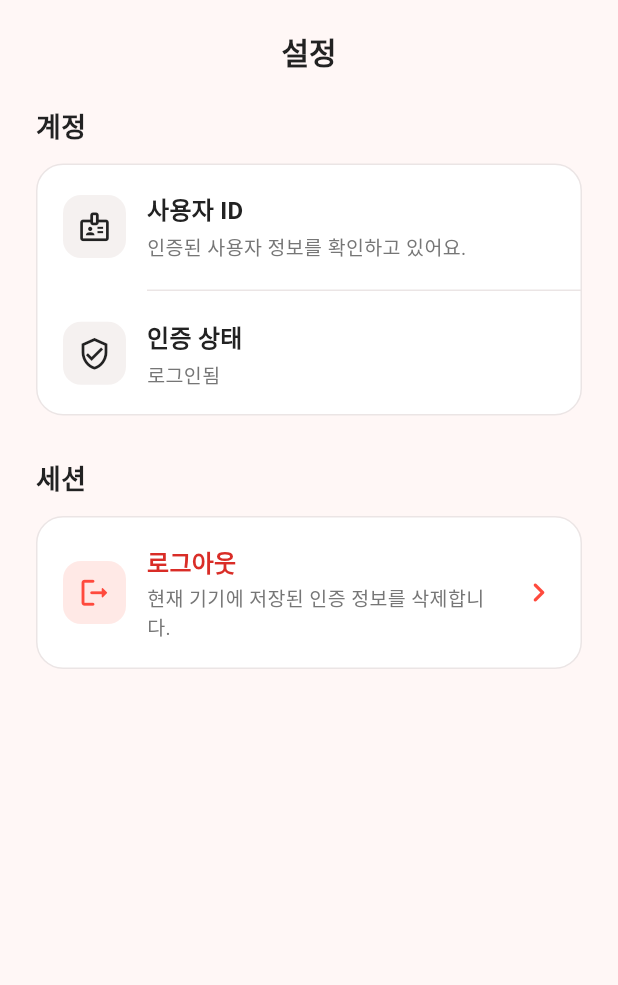
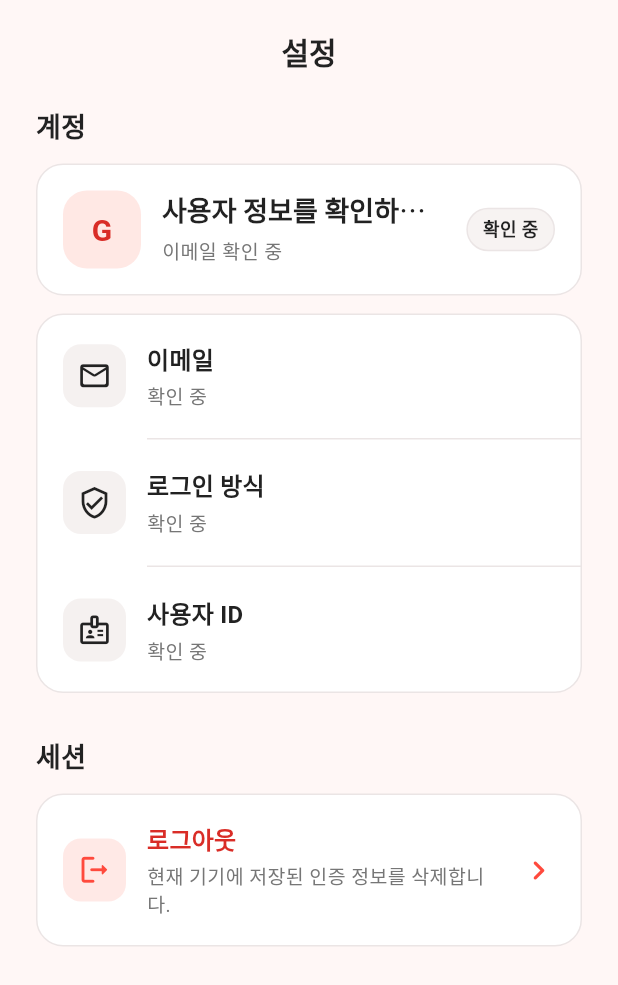
Before and after one commit to no-ikjun/gistag_app, a Flutter app: the SettingsScreen screen opened by its route, on a phone screen of 412 x 824 dp. Shown: the top 985 px of the screen. Run offline on Flutter 3.47's test engine with Material 3 defaults, Android fonts, the phone set to English and light mode, and no system bars; our stand-ins replace dio, flutter_dotenv, flutter_riverpod, flutter_secure_storage, flutter_svg, go_router; missing offline and left inert: flutter_web_auth_2, scaler; accounts and stored records are empty; Roboto replaces fonts that are missing (Pretendard).

Commit message:
✨ feat: show account profile settings

```diff
--- a/lib/models/auth_models.dart
+++ b/lib/models/auth_models.dart
@@ -32,14 +32,62 @@ class AuthTokens {
   String get authorizationHeader => '$tokenType $accessToken';
 }
 
+enum AuthProviderType {
+  infoteam,
+  local,
+  unknown;
+
+  factory AuthProviderType.fromJson(String? value) {
+    return switch (value) {
+      'INFOTEAM' => AuthProviderType.infoteam,
+      'LOCAL' => AuthProviderType.local,
+      _ => AuthProviderType.unknown,
+    };
+  }
+
+  String get label {
+    return switch (this) {
+      AuthProviderType.infoteam => '인포팀 계정',
+      AuthProviderType.local => '이메일 계정',
+      AuthProviderType.unknown => '알 수 없음',
+    };
+  }
+}
+
 class AuthUser {
-  const AuthUser({required this.userId});
+  const AuthUser({
+    required this.userId,
+    required this.nickname,
+    required this.providerType,
+    this.email,
+  });
 
   factory AuthUser.fromJson(Map<String, dynamic> json) {
-    return AuthUser(userId: json['userId'] as String);
+    final userId = json['userId'] as String;
+    final nickname = json['nickname'] as String?;
+
+    return AuthUser(
+      userId: userId,
+      nickname: nickname == null || nickname.trim().isEmpty
+          ? userId
+          : nickname.trim(),
+      email: json['email'] as String?,
+      providerType: AuthProviderType.fromJson(json['providerType'] as String?),
+    );
   }
 
   final String userId;
+  final String nickname;
+  final String? email;
+  final AuthProviderType providerType;
+
+  String get emailLabel {
+    final value = email?.trim();
+    if (value == null || value.isEmpty) {
+      return '미연결';
+    }
+    return value;
+  }
 }
 
 class InfoteamAuthorizationCode {
--- a/lib/screens/settings_screen.dart
+++ b/lib/screens/settings_screen.dart
@@ -3,6 +3,7 @@ import 'package:flutter_riverpod/flutter_riverpod.dart';
 import 'package:go_router/go_router.dart';
 
 import '../app/app_theme.dart';
+import '../models/auth_models.dart';
 import '../providers/app_providers.dart';
 import '../widgets/common/gistag_dialog.dart';
 import '../widgets/common/gistag_header.dart';
@@ -21,8 +22,8 @@ class _SettingsScreenState extends ConsumerState<SettingsScreen> {
   @override
   Widget build(BuildContext context) {
     final auth = ref.watch(authControllerProvider);
-    final userId = auth.maybeWhen(
-      data: (session) => session.user?.userId,
+    final user = auth.maybeWhen(
+      data: (session) => session.user,
       orElse: () => null,
     );
     final canLogout = !_isLoggingOut && !auth.isLoading;
@@ -46,18 +47,26 @@ class _SettingsScreenState extends ConsumerState<SettingsScreen> {
               ),
             ),
             const SizedBox(height: 12),
+            _ProfileSummary(user: user),
+            const SizedBox(height: 12),
             _SettingsGroup(
               children: [
                 _SettingsRow(
-                  icon: Icons.badge_outlined,
-                  title: '사용자 ID',
-                  subtitle: userId ?? '인증된 사용자 정보를 확인하고 있어요.',
+                  icon: Icons.mail_outline_rounded,
+                  title: '이메일',
+                  subtitle: user?.emailLabel ?? '확인 중',
                 ),
                 const _SettingsDivider(),
                 _SettingsRow(
                   icon: Icons.verified_user_outlined,
-                  title: '인증 상태',
-                  subtitle: auth.isLoading ? '확인 중' : '로그인됨',
+                  title: '로그인 방식',
+                  subtitle: user?.providerType.label ?? '확인 중',
+                ),
+                const _SettingsDivider(),
+                _SettingsRow(
+                  icon: Icons.badge_outlined,
+                  title: '사용자 ID',
+                  subtitle: user?.userId ?? '확인 중',
                 ),
               ],
             ),
@@ -115,6 +124,110 @@ class _SettingsScreenState extends ConsumerState<SettingsScreen> {
         const SnackBar(content: Text('로그아웃하지 못했어요. 잠시 후 다시 시도해주세요.')),
       );
     }
+  }
+}
+
+class _ProfileSummary extends StatelessWidget {
+  const _ProfileSummary({required this.user});
+
+  final AuthUser? user;
+
+  @override
+  Widget build(BuildContext context) {
+    final nickname = user?.nickname;
+    final email = user?.emailLabel;
+    final providerLabel = user?.providerType.label;
+    final initial = nickname == null || nickname.isEmpty
+        ? 'G'
+        : nickname.characters.first;
+
+    return DecoratedBox(
+      decoration: BoxDecoration(
+        color: GistagColors.surface,
+        borderRadius: BorderRadius.circular(18),
+        border: Border.all(color: GistagColors.border),
+      ),
+      child: Padding(
+        padding: const EdgeInsets.all(18),
+        child: Row(
+          children: [
+            Container(
+              width: 52,
+              height: 52,
+              alignment: Alignment.center,
+              decoration: BoxDecoration(
+                color: GistagColors.primarySoft.withValues(alpha: 0.45),
+                borderRadius: BorderRadius.circular(16),
+              ),
+              child: Text(
+                initial,
+                style: Theme.of(context).textTheme.titleLarge?.copyWith(
+                  color: GistagColors.primaryDark,
+                  fontSize: 20,
+                ),
+              ),
+            ),
+            const SizedBox(width: 14),
+            Expanded(
+              child: Column(
+                crossAxisAlignment: CrossAxisAlignment.start,
+                children: [
+                  Text(
+                    nickname ?? '사용자 정보를 확인하고 있어요',
+                    maxLines: 1,
+                    overflow: TextOverflow.ellipsis,
+                    style: Theme.of(
+                      context,
+                    ).textTheme.titleLarge?.copyWith(fontSize: 18, height: 1.2),
+                  ),
+                  const SizedBox(height: 5),
+                  Text(
+                    email ?? '이메일 확인 중',
+                    maxLines: 1,
+                    overflow: TextOverflow.ellipsis,
+                    style: Theme.of(context).textTheme.bodyMedium?.copyWith(
+                      color: GistagColors.mutedText,
+                      fontSize: 13,
+                    ),
+                  ),
+                ],
+              ),
+            ),
+            const SizedBox(width: 12),
+            _ProviderBadge(label: providerLabel ?? '확인 중'),
+          ],
+        ),
+      ),
+    );
+  }
+}
+
+class _ProviderBadge extends StatelessWidget {
+  const _ProviderBadge({required this.label});
+
+  final String label;
+
+  @override
+  Widget build(BuildContext context) {
+    return Container(
+      padding: const EdgeInsets.symmetric(horizontal: 10, vertical: 7),
+      decoration: BoxDecoration(
+        color: const Color(0xFFF7F3F2),
+        borderRadius: BorderRadius.circular(999),
+        border: Border.all(color: GistagColors.border),
+      ),
+      child: Text(
+        label,
+        maxLines: 1,
+        overflow: TextOverflow.ellipsis,
+        style: Theme.of(context).textTheme.bodyMedium?.copyWith(
+          color: GistagColors.text,
+          fontSize: 12,
+          fontWeight: FontWeight.w700,
+          height: 1,
+        ),
+      ),
+    );
   }
 }
 
```
